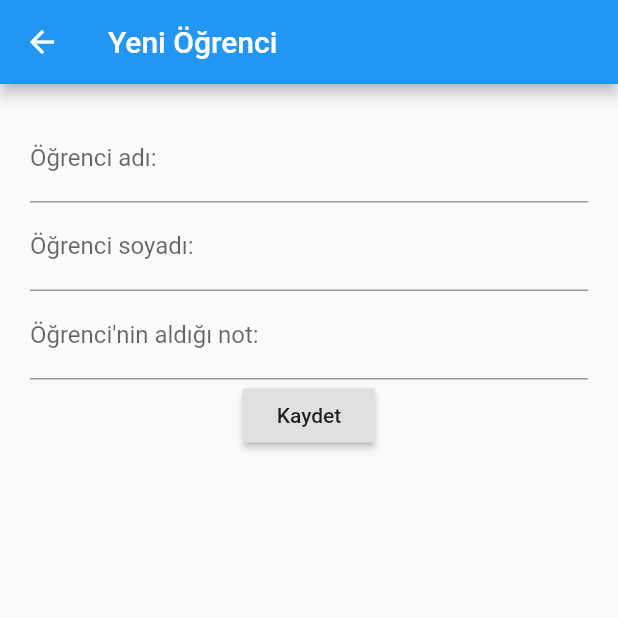
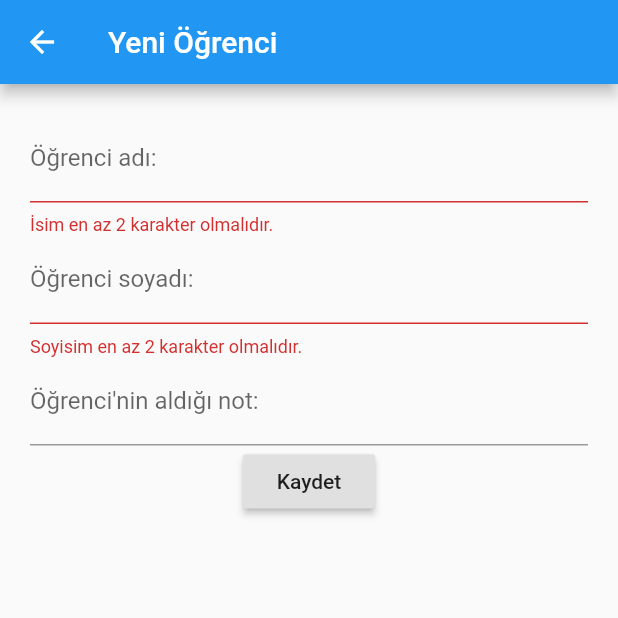
Before and after one commit to BBarisKilic/Student-Information-System, a Flutter app: the StudentAdd screen opened directly with empty values, after a tap on "Kaydet", on a phone screen of 412 x 824 dp, the top half of it. Run offline on Flutter 3.47's test engine with Material 2 defaults, Android fonts, the phone set to English and light mode, and no system bars; network calls fail.

Commit message:
validation of text completed.

```diff
--- a/lib/models/student.dart
+++ b/lib/models/student.dart
@@ -18,6 +18,8 @@ class Student {
     this.grade = grade;
   }
 
+  Student.withoutInfo() {}
+
   bool get getStatus {
     if (this.grade >= 50) {
       status = true;
--- a/lib/screens/student_add.dart
+++ b/lib/screens/student_add.dart
@@ -1,5 +1,6 @@
 import 'package:flutter/material.dart';
 import 'package:ogrenci_bilgi_sistemi/models/student.dart';
+import 'package:ogrenci_bilgi_sistemi/validation/text_validation.dart';
 
 class StudentAdd extends StatefulWidget {
   List<Student> students;
@@ -10,9 +11,9 @@ class StudentAdd extends StatefulWidget {
   }
 }
 
-class _StudentAddState extends State<StudentAdd> {
+class _StudentAddState extends State<StudentAdd> with textValidationMixin {
   var formKey = GlobalKey<FormState>();
-  Student newStudent = Student("", "", 0);
+  Student newStudent = Student.withoutInfo();
   @override
   Widget build(BuildContext context) {
     return Scaffold(
@@ -42,6 +43,7 @@ class _StudentAddState extends State<StudentAdd> {
     return TextFormField(
       decoration:
           InputDecoration(labelText: "Öğrenci adı:", hintText: "Meryem"),
+      validator: firstNameValidator,
       onSaved: (String value) {
         newStudent.firstName = value;
       },
@@ -51,6 +53,7 @@ class _StudentAddState extends State<StudentAdd> {
   Widget buildLastNameText() {
     return TextFormField(
       decoration: InputDecoration(labelText: "Öğrenci soyadı:", hintText: "D"),
+      validator: lastNameValidator,
       onSaved: (String value) {
         newStudent.lastName = value;
       },
@@ -61,6 +64,7 @@ class _StudentAddState extends State<StudentAdd> {
     return TextFormField(
       decoration:
           InputDecoration(labelText: "Öğrenci'nin aldığı not:", hintText: "60"),
+      validator: gradeValidator,
       onSaved: (String value) {
         newStudent.grade = int.parse(value);
       },
@@ -71,9 +75,11 @@ class _StudentAddState extends State<StudentAdd> {
     return RaisedButton(
       child: Text("Kaydet"),
       onPressed: () {
-        formKey.currentState.save();
-        widget.students.add(newStudent);
-        Navigator.pop(context);
+        if (formKey.currentState.validate()) {
+          formKey.currentState.save();
+          widget.students.add(newStudent);
+          Navigator.pop(context);
+        }
       },
     );
   }
--- a/lib/screens/student_update.dart
+++ b/lib/screens/student_update.dart
@@ -1,9 +1,10 @@
 import 'package:flutter/material.dart';
 import 'package:ogrenci_bilgi_sistemi/models/student.dart';
+import 'package:ogrenci_bilgi_sistemi/validation/text_validation.dart';
 
 class StudentUpdate extends StatefulWidget {
   List<Student> students;
-  Student selectedStudent = Student.withId(0, "Hiç kimse", "", 0);
+  Student selectedStudent = Student.withoutInfo();
   int index;
   StudentUpdate(this.students, this.selectedStudent, this.index);
 
@@ -13,7 +14,7 @@ class StudentUpdate extends StatefulWidget {
   }
 }
 
-class _StudentUpdate extends State<StudentUpdate> {
+class _StudentUpdate extends State<StudentUpdate> with textValidationMixin {
   var formKey = GlobalKey<FormState>();
   Student changedStudent = Student("", "", 0);
   @override
@@ -45,6 +46,7 @@ class _StudentUpdate extends State<StudentUpdate> {
     return TextFormField(
       initialValue: widget.selectedStudent.firstName,
       decoration: InputDecoration(labelText: "Öğrenci adı:"),
+      validator: firstNameValidator,
       onSaved: (String value) {
         changedStudent.firstName = value;
       },
@@ -55,6 +57,7 @@ class _StudentUpdate extends State<StudentUpdate> {
     return TextFormField(
       initialValue: widget.selectedStudent.lastName,
       decoration: InputDecoration(labelText: "Öğrenci soyadı:"),
+      validator: lastNameValidator,
       onSaved: (String value) {
         changedStudent.lastName = value;
       },
@@ -65,6 +68,7 @@ class _StudentUpdate extends State<StudentUpdate> {
     return TextFormField(
       initialValue: widget.selectedStudent.grade.toString(),
       decoration: InputDecoration(labelText: "Öğrenci'nin aldığı not:"),
+      validator: gradeValidator,
       onSaved: (String value) {
         changedStudent.grade = int.parse(value);
       },
@@ -75,9 +79,11 @@ class _StudentUpdate extends State<StudentUpdate> {
     return RaisedButton(
       child: Text("Kaydet"),
       onPressed: () {
-        formKey.currentState.save();
-        widget.students[widget.index] = changedStudent;
-        Navigator.pop(context);
+        if (formKey.currentState.validate()) {
+          formKey.currentState.save();
+          widget.students[widget.index] = changedStudent;
+          Navigator.pop(context);
+        }
       },
     );
   }
--- a/lib/validation/text_validation.dart
+++ b/lib/validation/text_validation.dart
@@ -0,0 +1,30 @@
+mixin textValidationMixin {
+  String firstNameValidator(String text) {
+    var nonValidCharacters = RegExp(r'[0-9_\-=@,\.;+*/$#£]');
+    if (text.length < 2) {
+      return "İsim en az 2 karakter olmalıdır.";
+    }
+
+    if (text.contains(nonValidCharacters)) {
+      return "İsim özel karakter veya rakam içermemelidir.";
+    }
+  }
+
+  String lastNameValidator(String text) {
+    var nonValidCharacters = RegExp(r'[0-9_\-=@,\.;+*/$#£]');
+    if (text.length < 2) {
+      return "Soyisim en az 2 karakter olmalıdır.";
+    }
+    if (text.contains(nonValidCharacters)) {
+      return "Soyisim özel karakter veya rakam içermemelidir.";
+    }
+  }
+
+  String gradeValidator(String text) {
+    //var nonValidCharacters = RegExp(r'[a-zA-Z_\-=@,\.;+*/$#£]');
+    var grade = int.parse(text);
+    if (grade < 0 || grade > 100) {
+      return "Not 0 ile 100 arasında olmalıdır.";
+    }
+  }
+}
```
